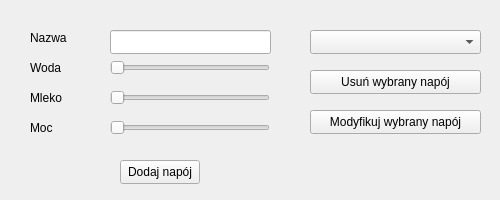
Above: Qt_CoffeMachine/editdrinksmenu.ui from kamilkopyra/POIiO-2026_KamilKopyra_FilipMaterowski_JakubKiraga_projekt before the change. Below: the same form after it.
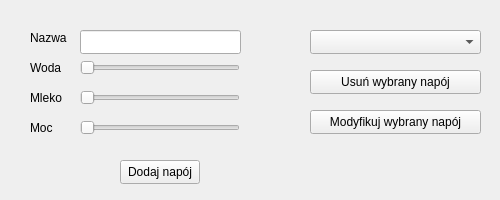
That is the form after the change.

Commit message: visual enhancement

Diff of the .ui file:
```diff
--- a/Qt_CoffeMachine/editdrinksmenu.ui
+++ b/Qt_CoffeMachine/editdrinksmenu.ui
@@ -68,7 +68,7 @@
   <widget class="QSlider" name="powerSlider">
    <property name="geometry">
     <rect>
-     <x>110</x>
+     <x>80</x>
      <y>120</y>
      <width>160</width>
      <height>16</height>
@@ -81,7 +81,7 @@
   <widget class="QSlider" name="milkSlider">
    <property name="geometry">
     <rect>
-     <x>110</x>
+     <x>80</x>
      <y>90</y>
      <width>160</width>
      <height>16</height>
@@ -94,7 +94,7 @@
   <widget class="QSlider" name="waterSlider">
    <property name="geometry">
     <rect>
-     <x>110</x>
+     <x>80</x>
      <y>60</y>
      <width>160</width>
      <height>16</height>
@@ -146,7 +146,7 @@
   <widget class="QLineEdit" name="nameInput">
    <property name="geometry">
     <rect>
-     <x>110</x>
+     <x>80</x>
      <y>30</y>
      <width>161</width>
      <height>24</height>
@@ -192,7 +192,7 @@
   <widget class="QLabel" name="waterValueLabel">
    <property name="geometry">
     <rect>
-     <x>280</x>
+     <x>250</x>
      <y>60</y>
      <width>49</width>
      <height>16</height>
@@ -205,7 +205,7 @@
   <widget class="QLabel" name="milkValueLabel">
    <property name="geometry">
     <rect>
-     <x>280</x>
+     <x>250</x>
      <y>90</y>
      <width>49</width>
      <height>16</height>
@@ -218,7 +218,7 @@
   <widget class="QLabel" name="powerValueLabel">
    <property name="geometry">
     <rect>
-     <x>280</x>
+     <x>250</x>
      <y>120</y>
      <width>49</width>
      <height>16</height>
```
